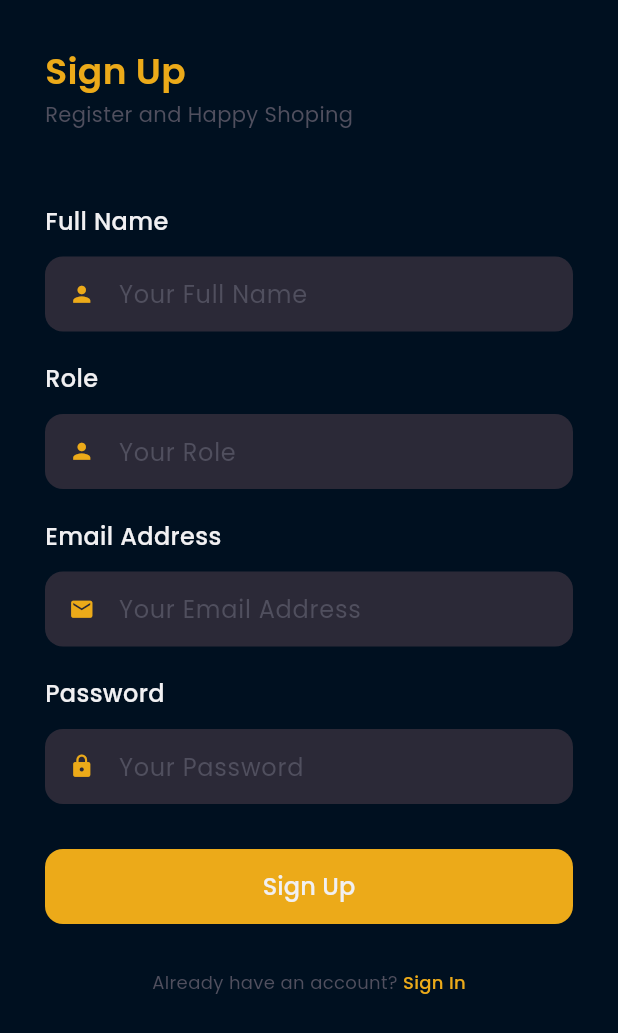
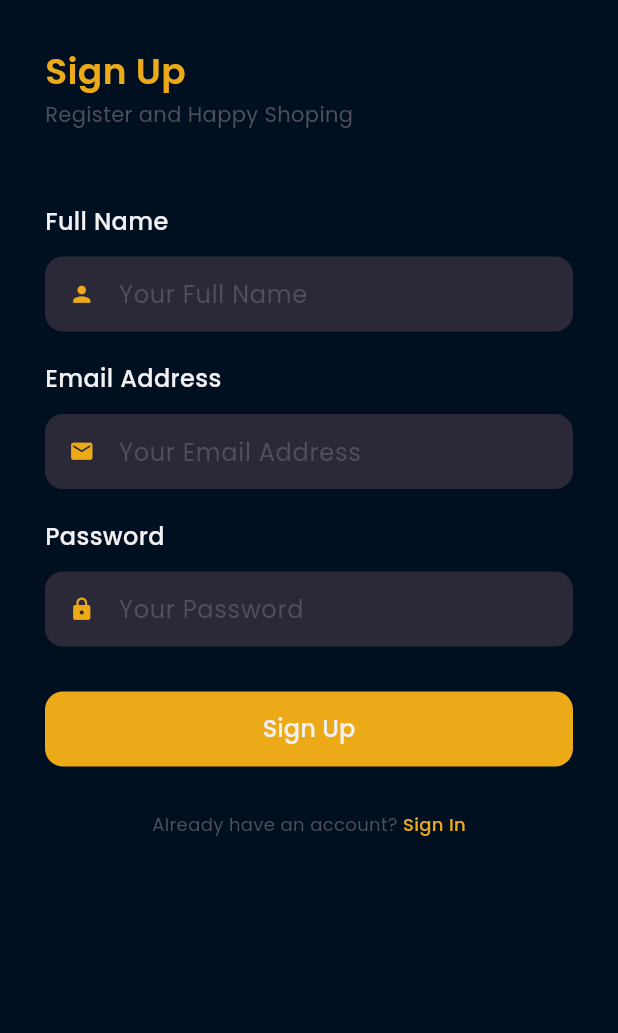
Before and after one commit to yogapermana76/medicalapp, a Flutter app: the RegisterPage screen opened by its route, on a phone screen of 412 x 824 dp. Shown: the top 1033 px of the screen. Run offline on Flutter 3.47's test engine with Material 3 defaults, Android fonts, the phone set to English and light mode, and no system bars; our stand-ins replace carousel_slider, google_fonts; accounts and stored records are empty; network calls fail.

Commit message:
fix: register - remove role input

```diff
--- a/lib/pages/register_page.dart
+++ b/lib/pages/register_page.dart
@@ -13,7 +13,6 @@ class RegisterPage extends StatefulWidget {
 
 class _RegisterPageState extends State<RegisterPage> {
   final _nameController = TextEditingController();
-  final _roleController = TextEditingController();
   final _emailController = TextEditingController();
   final _passwordController = TextEditingController();
 
@@ -29,7 +28,7 @@ class _RegisterPageState extends State<RegisterPage> {
       try {
         await authProvider.register(
           name: _nameController.text,
-          role: _roleController.text,
+          role: 'patient',
           email: _emailController.text,
           password: _passwordController.text,
         );
@@ -39,8 +38,8 @@ class _RegisterPageState extends State<RegisterPage> {
         ScaffoldMessenger.of(context).showSnackBar(
           SnackBar(
             backgroundColor: alertColor,
-            content: const Text(
-              'Gagal Register!',
+            content: Text(
+              e.toString(),
               textAlign: TextAlign.center,
             ),
           ),
@@ -103,51 +102,6 @@ class _RegisterPageState extends State<RegisterPage> {
                         style: primaryTextStyle,
                         decoration: InputDecoration.collapsed(
                           hintText: 'Your Full Name',
-                          hintStyle: subtitleTextStyle,
-                        ),
-                      ),
-                    ),
-                  ],
-                ),
-              ),
-            ),
-          ],
-        ),
-      );
-    }
-
-    Widget roleInput() {
-      return Container(
-        margin: const EdgeInsets.only(top: 20),
-        child: Column(
-          crossAxisAlignment: CrossAxisAlignment.start,
-          children: [
-            Text(
-              'Role',
-              style: primaryTextStyle.copyWith(
-                fontSize: 16,
-                fontWeight: medium,
-              ),
-            ),
-            const SizedBox(height: 12),
-            Container(
-              height: 50,
-              padding: const EdgeInsets.symmetric(horizontal: 16),
-              decoration: BoxDecoration(
-                color: backgroundColor2,
-                borderRadius: BorderRadius.circular(12),
-              ),
-              child: Center(
-                child: Row(
-                  children: [
-                    Icon(Icons.person, color: primaryColor, size: 17),
-                    const SizedBox(width: 16),
-                    Expanded(
-                      child: TextFormField(
-                        controller: _roleController,
-                        style: primaryTextStyle,
-                        decoration: InputDecoration.collapsed(
-                          hintText: 'Your Role',
                           hintStyle: subtitleTextStyle,
                         ),
                       ),
@@ -315,7 +269,6 @@ class _RegisterPageState extends State<RegisterPage> {
               children: [
                 header(),
                 nameInput(),
-                roleInput(),
                 emailInput(),
                 passwordInput(),
                 _isLoading ? const LoadingButton() : registerButton(),
@@ -331,7 +284,6 @@ class _RegisterPageState extends State<RegisterPage> {
   @override
   void dispose() {
     _nameController.dispose();
-    _roleController.dispose();
     _emailController.dispose();
     _passwordController.dispose();
     super.dispose();
```
